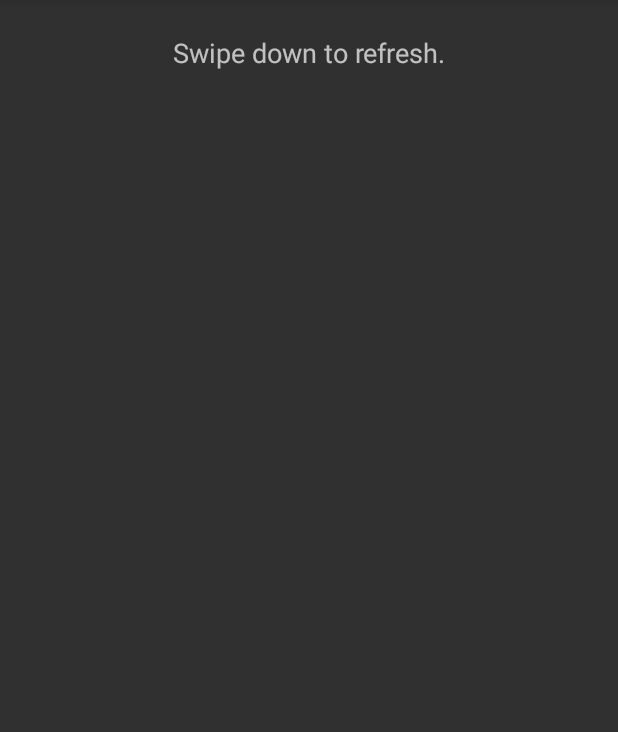
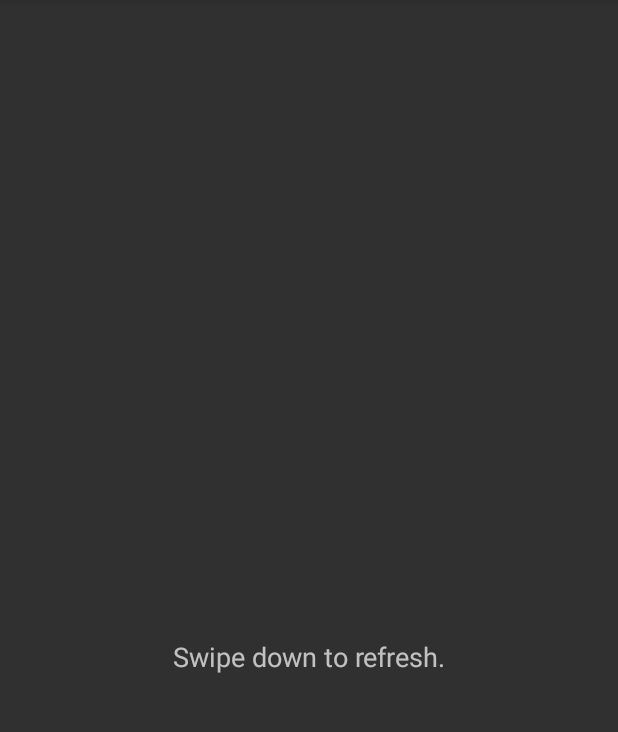
Before and after one commit to akash-akya/xkcd-app, an Android app: the MainActivity screen opened directly, with no data from a screen before it, on a phone screen of 412 x 824 dp, the part 84-816 px from its top. Run offline under Robolectric (Android 15) with nearby library versions, the phone set to English and light mode, and no system bars; libraries missing offline, so code that uses them is left out: uk.co.senab; plain views replace PullToRefreshLayout; 2 statements that could not run were skipped.

Commit message:
Layout changed.

```diff
--- a/app/src/main/AndroidManifest.xml
+++ b/app/src/main/AndroidManifest.xml
@@ -35,7 +35,7 @@
         </activity>
         <activity
             android:name=".ListViewActivity"
-            android:label="@string/title_activity_list_view" >
+            android:label="XKCD Comics Browser" >
             <intent-filter>
                 <action android:name="android.intent.action.MAIN" />
 
--- a/app/src/main/res/layout/activity_main.xml
+++ b/app/src/main/res/layout/activity_main.xml
@@ -1,7 +1,7 @@
 <RelativeLayout xmlns:android="http://schemas.android.com/apk/res/android"
     xmlns:tools="http://schemas.android.com/tools" android:layout_width="match_parent"
-    android:layout_height="match_parent" android:paddingLeft="@dimen/activity_horizontal_margin"
-    android:paddingRight="@dimen/activity_horizontal_margin"
+    android:layout_height="match_parent" android:paddingLeft="5dp"
+    android:paddingRight="5dp"
     android:paddingTop="@dimen/activity_vertical_margin"
     android:id="@+id/relative"
     android:paddingBottom="8dp" tools:context=".MainActivity">
@@ -9,12 +9,13 @@
     <uk.co.senab.actionbarpulltorefresh.extras.actionbarcompat.PullToRefreshLayout
         xmlns:android="http://schemas.android.com/apk/res/android"
         android:id="@+id/ptr_layout1"
+        android:layout_above="@+id/buttons"
         android:layout_centerInParent="true"
-        android:layout_width="match_parent"
+        android:layout_width="fill_parent"
         android:layout_height="match_parent">
         <ScrollView
             android:layout_width="fill_parent"
-            android:layout_height="fill_parent">
+            android:layout_height="match_parent">
             <LinearLayout
                 android:layout_width="fill_parent"
                 android:orientation="vertical"
@@ -25,6 +26,7 @@
                     android:layout_height="wrap_content"
                     android:contentDescription="image"
                     android:src="#00000000"
+                    android:adjustViewBounds="true"
                     android:id="@+id/imageView" />
                 <TextView
                     android:layout_width="fill_parent"
@@ -33,13 +35,19 @@
                     android:gravity="center"
                     android:textSize="18sp"
                     android:id="@+id/textView"
-                    android:layout_marginTop="10dp" />
+                    android:layout_marginTop="8dp"
+                    android:layout_marginBottom="8dp" />
 
+            </LinearLayout>
+        </ScrollView>
+    </uk.co.senab.actionbarpulltorefresh.extras.actionbarcompat.PullToRefreshLayout>
     <LinearLayout
         android:orientation="horizontal"
         android:layout_width="fill_parent"
         android:layout_height="wrap_content"
-                    android:layout_marginTop="30dp">
+        android:id="@+id/buttons"
+        android:layout_alignParentBottom="true"
+        android:layout_marginTop="5dp">
         <Button
             android:layout_width="match_parent"
             android:layout_height="wrap_content"
@@ -50,8 +58,8 @@
             android:background="#1a1a1a"
             android:padding="5dp"
             android:text="PREV"
+            android:textSize="22sp"
             android:visibility="gone"
-                        android:textSize="22sp"
             android:textAllCaps="true"
             android:linksClickable="true"
             android:clickable="true" />
@@ -66,17 +74,12 @@
             android:background="#1a1a1a"
             android:padding="5dp"
             android:text="NEXT"
+            android:textSize="22sp"
             android:visibility="gone"
-                        android:textSize="22sp"
             android:textAllCaps="true"
             android:linksClickable="true"
             android:clickable="true" />
 
     </LinearLayout>
 
-            </LinearLayout>
-        </ScrollView>
-    </uk.co.senab.actionbarpulltorefresh.extras.actionbarcompat.PullToRefreshLayout>
-
-
 </RelativeLayout>
```
Also changed, not shown: app/src/main/java/com/akash/xkxd/ListViewActivity.java (+30 -46 lines). Lines whose indentation alone changed are shown as unchanged.
